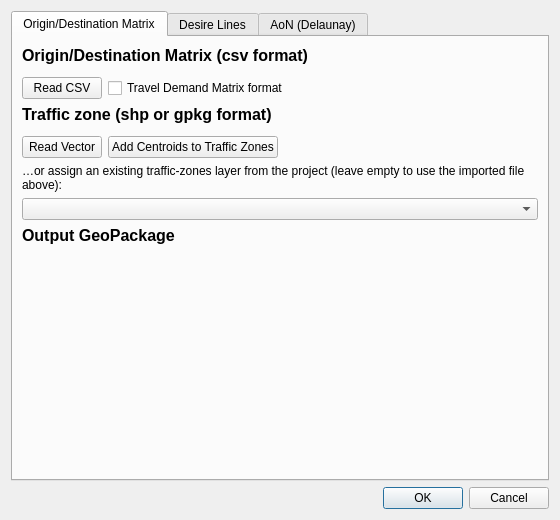
This is desirelines_dialog_base.ui in d-camargo/desire_lines as Qt 5 draws it before an edit. The edited form follows.
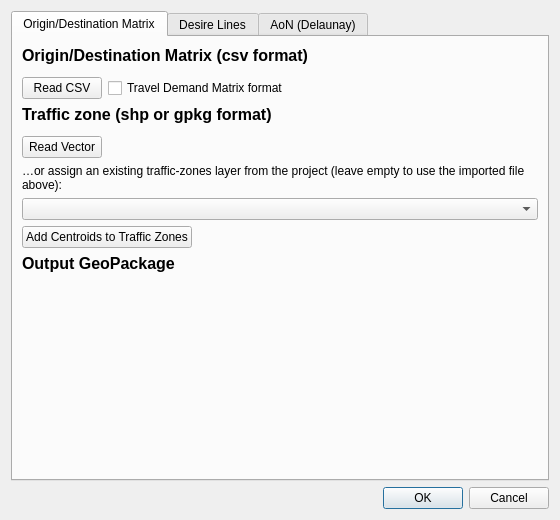
This is the edited form. Icons and pictures are not drawn. Custom widgets are drawn as their Qt base class.

Commit message:
Move 'Add Centroids' button below the zones layer combo
Place it under the existing-layer selector instead of next to 'Read
Vector', so it reads as 'pick a zones source, then add centroids'.

```diff
--- a/desirelines_dialog_base.ui
+++ b/desirelines_dialog_base.ui
@@ -103,13 +103,6 @@
            </property>
           </widget>
          </item>
-         <item>
-          <widget class="QPushButton" name="addCentroids">
-           <property name="text">
-            <string>Add Centroids to Traffic Zones</string>
-           </property>
-          </widget>
-         </item>
          <item>
           <spacer name="vectorButtonsSpacer">
            <property name="orientation">
@@ -138,6 +131,30 @@
        <item>
         <widget class="QgsMapLayerComboBox" name="zonesCombo"/>
        </item>
+       <item>
+        <layout class="QHBoxLayout" name="addCentroidsLayout">
+         <item>
+          <widget class="QPushButton" name="addCentroids">
+           <property name="text">
+            <string>Add Centroids to Traffic Zones</string>
+           </property>
+          </widget>
+         </item>
+         <item>
+          <spacer name="addCentroidsSpacer">
+           <property name="orientation">
+            <enum>Qt::Horizontal</enum>
+           </property>
+           <property name="sizeHint" stdset="0">
+            <size>
+             <width>40</width>
+             <height>20</height>
+            </size>
+           </property>
+          </spacer>
+         </item>
+        </layout>
+       </item>
        <item>
         <widget class="QLabel" name="label_output">
          <property name="font">
```
